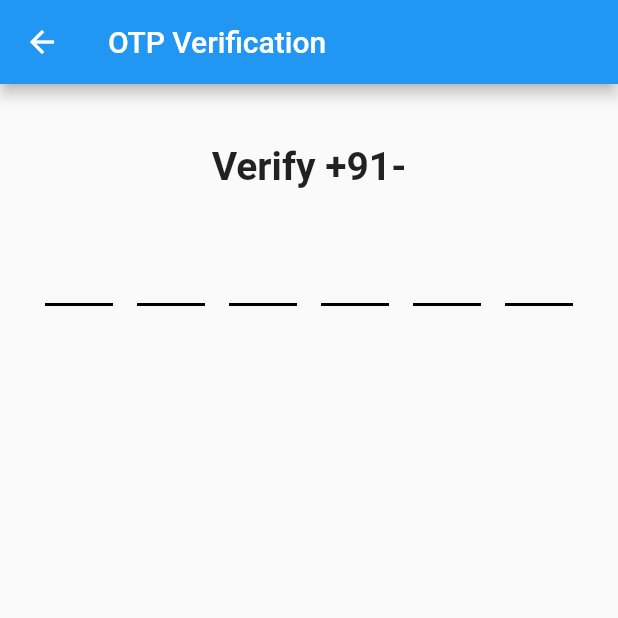
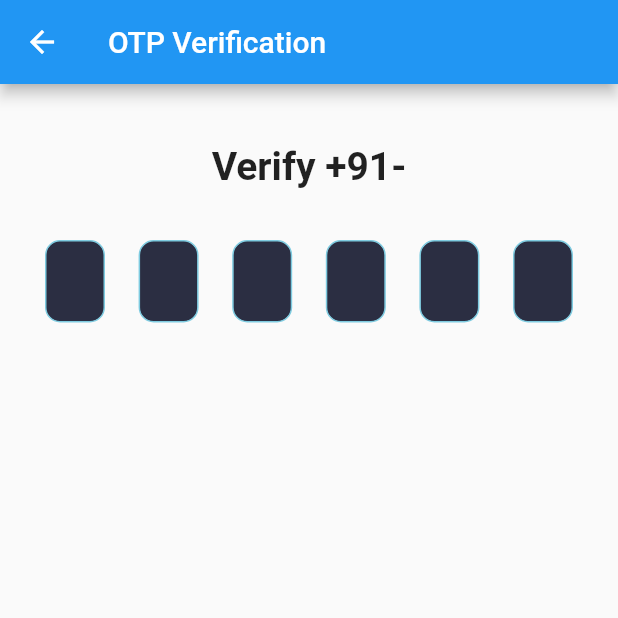
Before and after one commit to FelcyJenolin-J/otpverification_flutter, a Flutter app: the screen it shows after launch, after a tap on "Next", on a phone screen of 412 x 824 dp, the top half of it. Run offline on Flutter 3.47's test engine with Material 2 defaults, Android fonts, the phone set to English and light mode, and no system bars; drawn by our look-alikes of sms_autofill; our stand-ins replace firebase_auth, firebase_core, pinput; accounts and stored records are empty; network calls fail.

Commit message:
changes done

```diff
--- a/lib/login.dart
+++ b/lib/login.dart
@@ -1,6 +1,5 @@
 import 'package:flutter/material.dart';
 import 'package:Login_project/otp.dart';
-import 'package:sms_autofill/sms_autofill.dart';
 
 class LoginScreen extends StatefulWidget {
   @override
@@ -48,9 +47,7 @@ class _LoginScreenState extends State<LoginScreen> {
             width: double.infinity,
             child: FlatButton(
               color: Colors.blue,
-              onPressed: () async {
-                final signcode = await SmsAutoFill().getAppSignature;
-                print(signcode);
+              onPressed: () {
                 Navigator.of(context).push(MaterialPageRoute(
                     builder: (context) => OTPScreen(_controller.text)));
               },
--- a/lib/main.dart
+++ b/lib/main.dart
@@ -18,4 +18,3 @@ class MyApp extends StatelessWidget {
     return LoginScreen();
   }
 }
-//https://www.youtube.com/watch?v=l_DqmTQ5dHQ
--- a/lib/otp.dart
+++ b/lib/otp.dart
@@ -1,8 +1,7 @@
 import 'package:firebase_auth/firebase_auth.dart';
 import 'package:flutter/material.dart';
-//import 'package:pinput/pin_put/pin_put.dart';
+import 'package:pinput/pin_put/pin_put.dart';
 import 'package:Login_project/home.dart';
-import 'package:sms_autofill/sms_autofill.dart';
 
 class OTPScreen extends StatefulWidget {
   final String phone;
@@ -14,7 +13,15 @@ class OTPScreen extends StatefulWidget {
 class _OTPScreenState extends State<OTPScreen> {
   final GlobalKey<ScaffoldState> _scaffoldkey = GlobalKey<ScaffoldState>();
   String _verificationCode;
-
+  final TextEditingController _pinPutController = TextEditingController();
+  final FocusNode _pinPutFocusNode = FocusNode();
+  final BoxDecoration pinPutDecoration = BoxDecoration(
+    color: const Color.fromRGBO(43, 46, 66, 1),
+    borderRadius: BorderRadius.circular(10.0),
+    border: Border.all(
+      color: const Color.fromRGBO(126, 203, 224, 1),
+    ),
+  );
   @override
   Widget build(BuildContext context) {
     return Scaffold(
@@ -35,9 +42,18 @@ class _OTPScreenState extends State<OTPScreen> {
           ),
           Padding(
             padding: const EdgeInsets.all(30.0),
-            child: PinFieldAutoFill(
-              codeLength: 6,
-              onCodeChanged: (pin) async {
+            child: PinPut(
+              fieldsCount: 6,
+              textStyle: const TextStyle(fontSize: 25.0, color: Colors.white),
+              eachFieldWidth: 40.0,
+              eachFieldHeight: 55.0,
+              focusNode: _pinPutFocusNode,
+              controller: _pinPutController,
+              submittedFieldDecoration: pinPutDecoration,
+              selectedFieldDecoration: pinPutDecoration,
+              followingFieldDecoration: pinPutDecoration,
+              pinAnimationType: PinAnimationType.fade,
+              onSubmit: (pin) async {
                 try {
                   await FirebaseAuth.instance
                       .signInWithCredential(PhoneAuthProvider.credential(
@@ -55,7 +71,6 @@ class _OTPScreenState extends State<OTPScreen> {
                   _scaffoldkey.currentState
                       .showSnackBar(SnackBar(content: Text('invalid OTP')));
                 }
-                print(pin);
               },
             ),
           )
@@ -95,15 +110,10 @@ class _OTPScreenState extends State<OTPScreen> {
         timeout: Duration(seconds: 120));
   }
 
-  void _listenOtp() async {
-    await SmsAutoFill().listenForCode;
-  }
-
   @override
   void initState() {
-    // : implement initState
+    //implement initState
     super.initState();
     _verifyPhone();
-    _listenOtp();
   }
 }
--- a/pubspec.yaml
+++ b/pubspec.yaml
@@ -17,6 +17,7 @@ publish_to: "none" # Remove this line if you wish to publish to pub.dev
 # https://developer.apple.com/library/archive/documentation/General/Reference/InfoPlistKeyReference/Articles/CoreFoundationKeys.html
 version: 1.0.0+1
 
+
 environment:
   sdk: ">=2.7.0 <3.0.0"
 
@@ -31,6 +32,7 @@ dependencies:
   firebase_core: ^0.7.0
   pinput: ^1.0.0
   sms_autofill: ^1.2.7
+  #sms_otp_auto_verify: ^1.2.2
 
 dev_dependencies:
   flutter_test:
@@ -45,6 +47,8 @@ flutter:
   # included with your application, so that you can use the icons in
   # the material Icons class.
   uses-material-design: true
+
+
 
   # To add assets to your application, add an assets section, like this:
   # assets:
```
